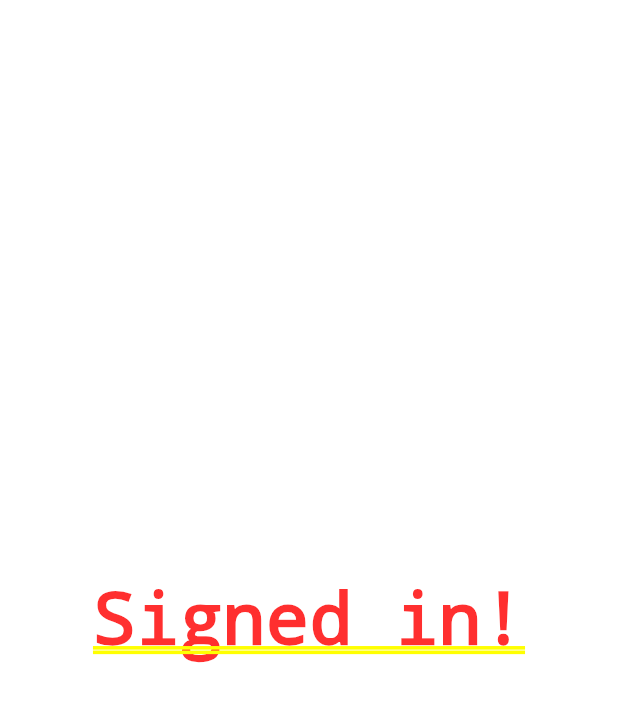
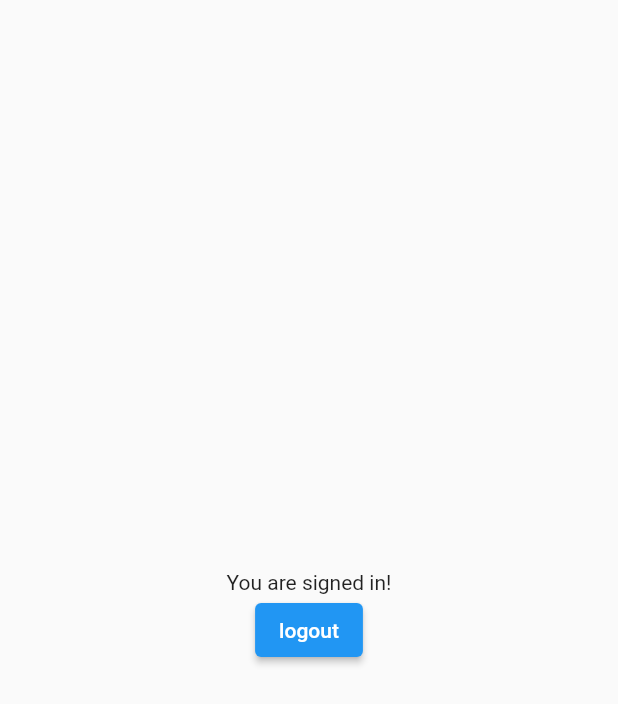
Before and after one commit to rlichtarski/NewsFlutterApp, a Flutter app: the screen it shows once a user with an empty profile is signed in, on a phone screen of 412 x 824 dp. Shown: the top 704 px of the screen. Run offline on Flutter 3.47's test engine with Material 2 defaults, Android fonts, the phone set to English and light mode, and no system bars; our stand-ins replace firebase_auth, firebase_core, flutter_riverpod; missing offline and left inert: flutterfire_ui; accounts and stored records are empty.

```diff
--- a/lib/main.dart
+++ b/lib/main.dart
@@ -1,7 +1,9 @@
 import 'package:firebase_core/firebase_core.dart';
 import 'package:flutter/material.dart';
 import 'package:flutter_riverpod/flutter_riverpod.dart';
+import 'package:news_app/app/pages/auth/sign_in_page.dart';
 import 'package:news_app/app/pages/auth_widget.dart';
+import 'package:news_app/app/providers.dart';
 import 'package:news_app/firebase_options.dart';
 
 void main() async {
@@ -12,23 +14,30 @@ void main() async {
   runApp(const ProviderScope(child: MyApp()));
 }
 
-class MyApp extends StatelessWidget {
+class MyApp extends ConsumerWidget {
   const MyApp({Key? key}) : super(key: key);
 
   @override
-  Widget build(BuildContext context) {
+  Widget build(BuildContext context, WidgetRef ref) {
     return MaterialApp(
       theme: ThemeData(
         primarySwatch: Colors.blue
       ),
       home: AuthWidget(
-        nonSignedInBuilder: (context) => const Scaffold(
+        nonSignedInBuilder: (context) => const SignInPage(),
+        signedInBuilder: (context) => Scaffold(
           body: Center(
-            child: Text('Not signed in!'),
+            child: Column(
+              mainAxisSize: MainAxisSize.min,
+              children: [
+                const Text('You are signed in!'),
+                ElevatedButton(
+                  onPressed: () => ref.read(firebaseAuthProvider).signOut(),
+                  child: const Text('logout')
+                ),
+              ],
+            ),
           ),
-        ),
-        signedInBuilder: (context) => const Center(
-          child: Text('Signed in!'),
         ),
       ),
     );
```
Also changed, not shown: lib/app/pages/auth/sign_in_page.dart (added, +15 -0 lines), pubspec.lock, 2 other files.
